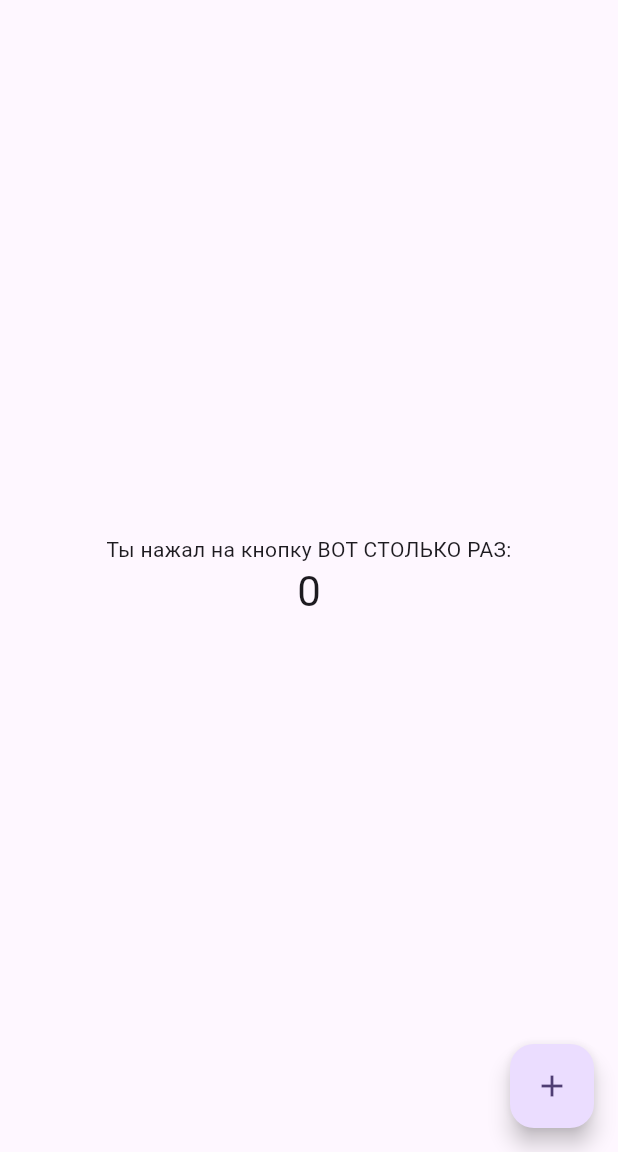
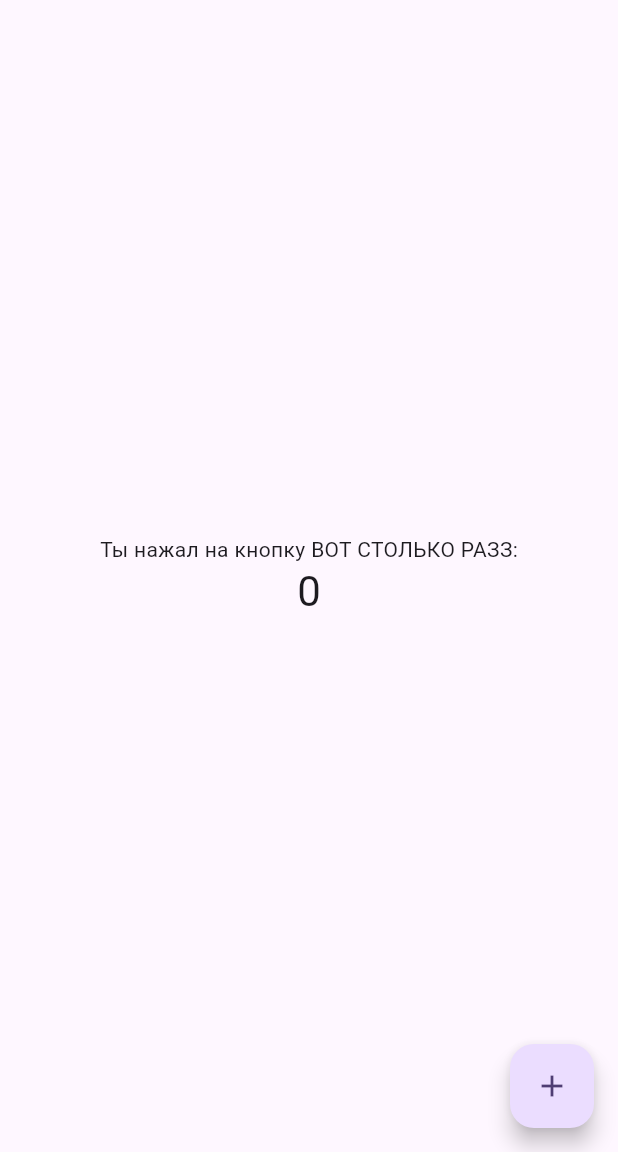
Before and after one commit to Ayanqq/flutter-project, a Flutter app: the screen it shows after launch, on a phone screen of 412 x 824 dp, the part 84-1236 px from its top. Run offline on Flutter 3.47's test engine with Material 3 defaults, Android fonts, the phone set to English and light mode, and no system bars.

Commit message:
commit from notebook

```diff
--- a/lib/main.dart
+++ b/lib/main.dart
@@ -104,7 +104,7 @@ class _MyHomePageState extends State<MyHomePage> {
           // wireframe for each widget.
           mainAxisAlignment: MainAxisAlignment.center,
           children: <Widget>[
-            const Text('Ты нажал на кнопку ВОТ СТОЛЬКО РАЗ:'),
+            const Text('Ты нажал на кнопку ВОТ СТОЛЬКО РАЗЗ:'),
             Text(
               '$_counter',
               style: Theme.of(context).textTheme.headlineMedium,
```
